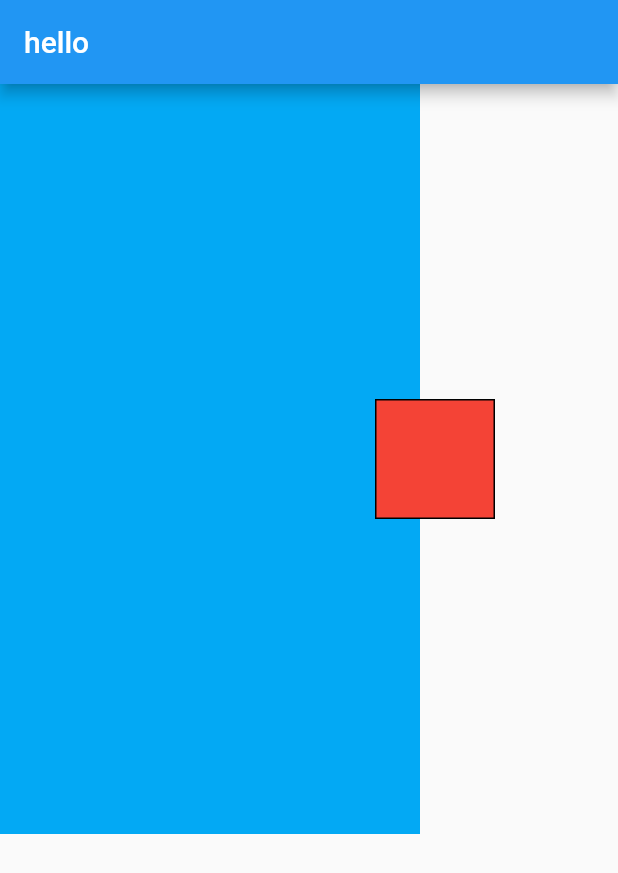
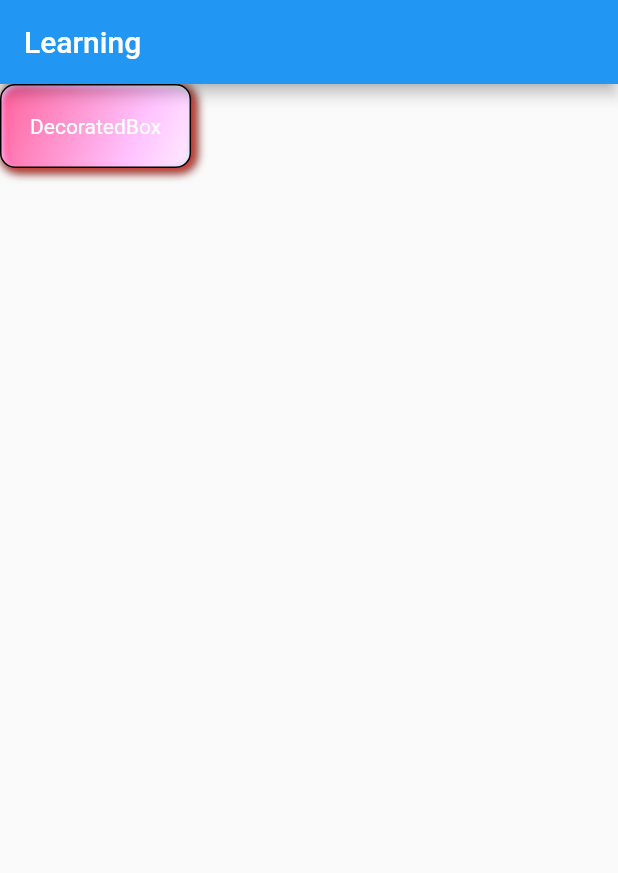
Before and after one commit to jinjilynn/flutter_tour, a Flutter app: the screen it shows after launch, on a phone screen of 412 x 824 dp. Shown: the top 873 px of the screen. Run offline on Flutter 3.47's test engine with Material 2 defaults, Android fonts, the phone set to English and light mode, and no system bars.

Commit message:
add decoratedbox.dart

```diff
--- /dev/null
+++ b/lib/decoratedbox.dart
@@ -0,0 +1,30 @@
+import 'package:flutter/material.dart';
+
+class DecoratedBoxDemo extends StatelessWidget {
+  const DecoratedBoxDemo({Key key}) : super(key: key);
+
+  @override
+  Widget build(BuildContext context) {
+    return DecoratedBox(
+      position: DecorationPosition.background,
+      decoration: BoxDecoration(
+        //image:DecorationImage(image: AssetImage('images/chrome.png'),fit:BoxFit.fill)
+        gradient: LinearGradient(
+          colors: [Colors.pink,Colors.lightBlue],
+          begin:Alignment.topLeft,
+          end:Alignment.bottomRight,
+          stops:[0,1]
+        ),
+        border: Border.all(color:Colors.black),
+        borderRadius: BorderRadius.all(Radius.circular(10)),
+        boxShadow:[
+          BoxShadow(blurRadius:5,color: Colors.black,offset: Offset(2,2)),
+          BoxShadow(blurRadius:5,color: Colors.red,offset: Offset(2,2))
+        ],
+        //shape:BoxShape.circle
+        backgroundBlendMode:BlendMode.plus
+      ),
+      child: Padding(child:Text('DecoratedBox',style:TextStyle(color:Colors.white)), padding:EdgeInsets.all(20)),
+    );
+  }
+}
--- a/lib/main.dart
+++ b/lib/main.dart
@@ -1,5 +1,8 @@
 import 'package:flutter/material.dart';
-import 'package:flutter_demo/align.dart';
+// import 'package:flutter_demo/constrainedBox.dart';
+import 'package:flutter_demo/decoratedbox.dart';
+// import 'package:flutter_demo/padding.dart';
+//import 'package:flutter_demo/align.dart';
 // import 'package:flutter_demo/stack.dart';
 // import 'package:flutter_demo/column.dart';
 // import 'package:flutter_demo/flex.dart';
@@ -21,7 +24,7 @@ class MyApp extends StatelessWidget {
   Widget build(BuildContext context) {
     return MaterialApp(
       home:
-          Scaffold(appBar: AppBar(title: Text('hello')), body: AlignDemo()),
+          Scaffold(appBar: AppBar(title: Text('Learning')), body: DecoratedBoxDemo()),
       // theme: ThemeData(primarySwatch: Colors.lightBlue)
     );
   }
```
Also changed, not shown: lib/constrainedBox.dart (added, +28 -0 lines), lib/padding.dart (added, +10 -0 lines), lib/text.dart (+31 -22 lines), 1 other file.
